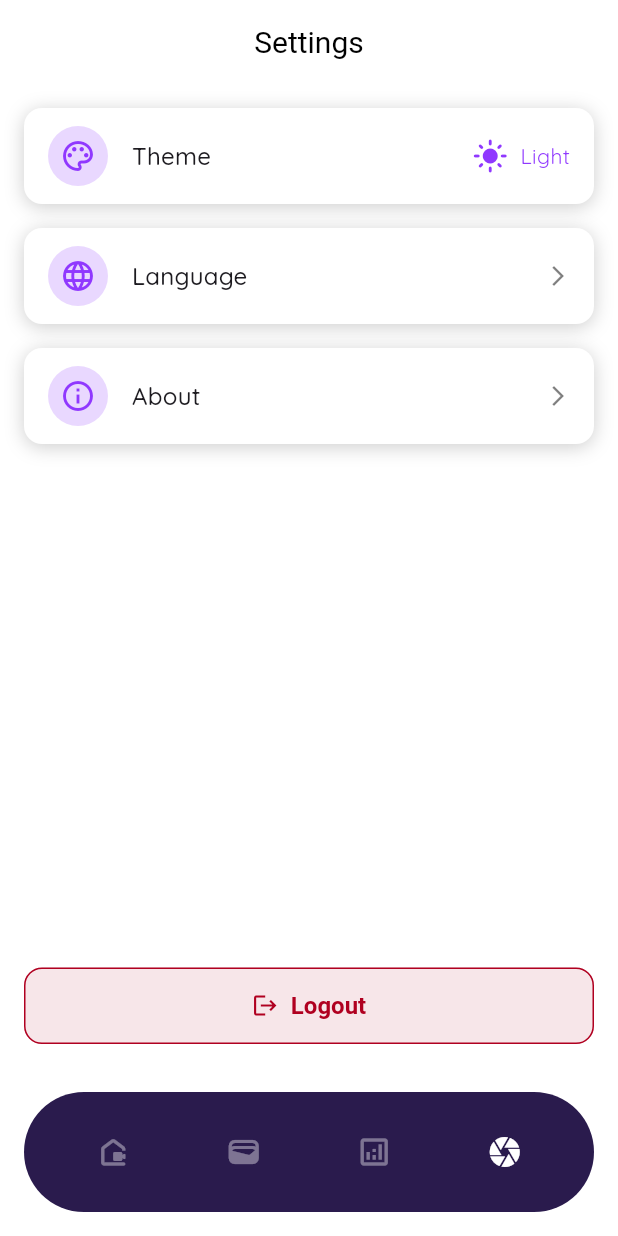
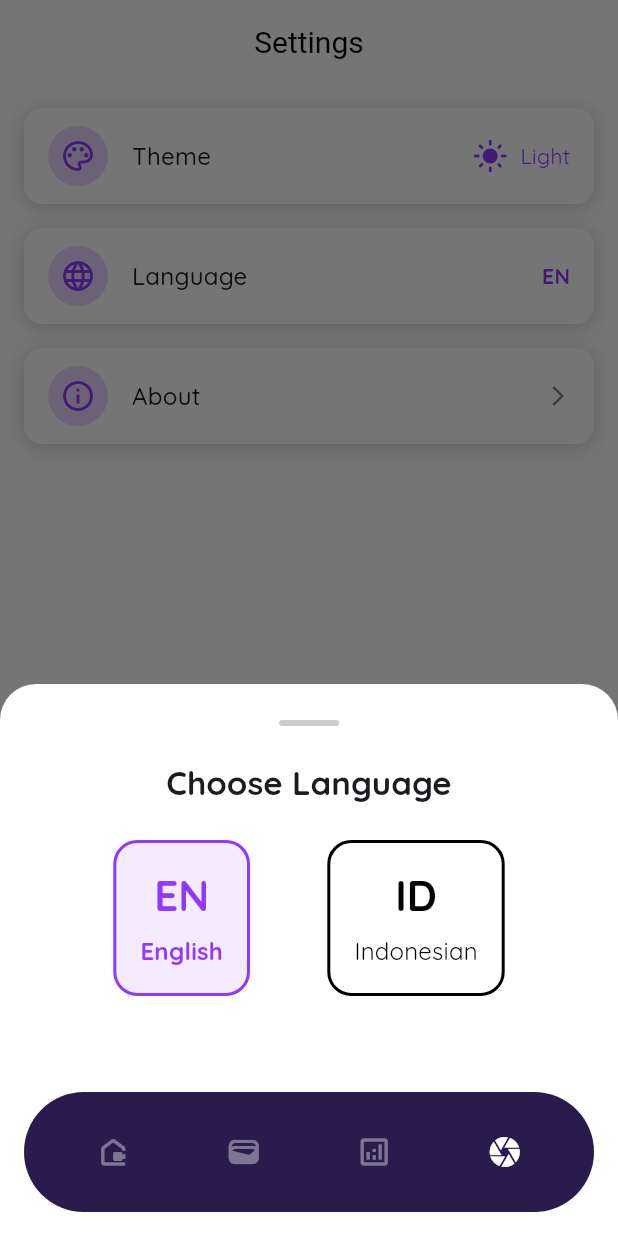
Before and after one commit to Goggxi/zoozi_wallet, a Flutter app: the SettingsPage screen opened by its route, after a tap on "Language", on a phone screen of 412 x 824 dp. Run offline on Flutter 3.47's test engine with Material 3 defaults, Android fonts, the phone set to English and light mode, and no system bars; our stand-ins replace equatable, flutter_bloc, get_it, go_router, google_fonts, injectable and 2 more; accounts and stored records are empty.

Commit message:
implement language repository and bloc

```diff
--- /dev/null
+++ b/lib/features/settings/presentation/bloc/language_event.dart
@@ -0,0 +1,24 @@
+import 'package:equatable/equatable.dart';
+import 'package:flutter/material.dart';
+
+abstract class LanguageEvent extends Equatable {
+  const LanguageEvent();
+
+  @override
+  List<Object> get props => [];
+}
+
+class LoadLanguage extends LanguageEvent {}
+
+class ChangeLanguage extends LanguageEvent {
+  final Locale currentLocale;
+  final Locale newLocale;
+
+  const ChangeLanguage({
+    required this.currentLocale,
+    required this.newLocale,
+  });
+
+  @override
+  List<Object> get props => [currentLocale, newLocale];
+}
--- /dev/null
+++ b/lib/features/settings/presentation/bloc/language_state.dart
@@ -0,0 +1,31 @@
+import 'package:equatable/equatable.dart';
+import 'package:flutter/material.dart';
+
+abstract class LanguageState extends Equatable {
+  const LanguageState();
+
+  @override
+  List<Object> get props => [];
+}
+
+class LanguageInitial extends LanguageState {}
+
+class LanguageLoading extends LanguageState {}
+
+class LanguageLoaded extends LanguageState {
+  final Locale locale;
+
+  const LanguageLoaded(this.locale);
+
+  @override
+  List<Object> get props => [locale];
+}
+
+class LanguageError extends LanguageState {
+  final String message;
+
+  const LanguageError(this.message);
+
+  @override
+  List<Object> get props => [message];
+}
--- a/lib/features/settings/presentation/pages/settings_page.dart
+++ b/lib/features/settings/presentation/pages/settings_page.dart
@@ -4,7 +4,10 @@ import 'package:zoozi_wallet/core/theme/app_theme.dart';
 import 'package:zoozi_wallet/di/di.dart';
 import 'package:zoozi_wallet/features/settings/presentation/bloc/theme_bloc.dart';
 import 'package:zoozi_wallet/features/settings/presentation/bloc/theme_state.dart';
+import 'package:zoozi_wallet/features/settings/presentation/bloc/language_bloc.dart';
+import 'package:zoozi_wallet/features/settings/presentation/bloc/language_state.dart';
 import '../widgets/theme_switch_dialog.dart';
+import '../widgets/language_switch_dialog.dart';
 import 'package:zoozi_wallet/core/utils/extensions/context_extension.dart';
 
 class SettingsPage extends StatelessWidget {
@@ -15,6 +18,7 @@ class SettingsPage extends StatelessWidget {
     final l = context.l10n;
     final theme = Theme.of(context);
     final themeBloc = getIt<ThemeBloc>();
+    final languageBloc = getIt<LanguageBloc>();
 
     return Scaffold(
       appBar: AppBar(title: Text(l.settings)),
@@ -68,12 +72,39 @@ class SettingsPage extends StatelessWidget {
                   },
                 ),
                 const SizedBox(height: 16),
-                _buildSettingItem(
-                  context: context,
-                  icon: Icons.language_outlined,
-                  title: l.language,
-                  onTap: () {
-                    // TODO: Navigate to language settings
+                BlocBuilder<LanguageBloc, LanguageState>(
+                  bloc: languageBloc,
+                  builder: (context, state) {
+                    if (state is LanguageLoaded) {
+                      return _buildSettingItem(
+                        context: context,
+                        icon: Icons.language_outlined,
+                        title: l.language,
+                        trailing: Row(
+                          mainAxisSize: MainAxisSize.min,
+                          children: [
+                            Text(
+                              state.locale.languageCode.toUpperCase(),
+                              style: TextStyle(
+                                color: theme.colorScheme.primary,
+                                fontWeight: FontWeight.bold,
+                              ),
+                            ),
+                          ],
+                        ),
+                        onTap: () {
+                          showModalBottomSheet(
+                            context: context,
+                            builder: (_) => LanguageSwitchDialog(
+                              languageBloc: languageBloc,
+                            ),
+                            backgroundColor: Colors.transparent,
+                            isScrollControlled: true,
+                          );
+                        },
+                      );
+                    }
+                    return const SizedBox.shrink();
                   },
                 ),
                 const SizedBox(height: 16),
--- /dev/null
+++ b/lib/features/settings/presentation/widgets/language_switch_dialog.dart
@@ -0,0 +1,157 @@
+import 'package:flutter/material.dart';
+import 'package:flutter_bloc/flutter_bloc.dart';
+import '../../../../core/utils/extensions/context_extension.dart';
+import '../bloc/language_bloc.dart';
+import '../bloc/language_event.dart';
+import '../bloc/language_state.dart';
+
+class LanguageSwitchDialog extends StatelessWidget {
+  final LanguageBloc languageBloc;
+
+  const LanguageSwitchDialog({super.key, required this.languageBloc});
+
+  @override
+  Widget build(BuildContext context) {
+    final l = context.l10n;
+    final theme = Theme.of(context);
+
+    return BlocBuilder<LanguageBloc, LanguageState>(
+      bloc: languageBloc,
+      builder: (context, state) {
+        if (state is LanguageLoaded) {
+          final currentLocale = state.locale;
+          return Container(
+            padding: const EdgeInsets.all(24),
+            decoration: BoxDecoration(
+              color: theme.colorScheme.surface,
+              borderRadius:
+                  const BorderRadius.vertical(top: Radius.circular(24)),
+            ),
+            child: Column(
+              mainAxisSize: MainAxisSize.min,
+              children: [
+                Container(
+                  width: 40,
+                  height: 4,
+                  decoration: BoxDecoration(
+                    color: theme.colorScheme.onSurface.withAlpha(50),
+                    borderRadius: BorderRadius.circular(2),
+                  ),
+                ),
+                const SizedBox(height: 24),
+                Text(
+                  l.chooseLanguage,
+                  style: theme.textTheme.titleLarge?.copyWith(
+                    fontWeight: FontWeight.bold,
+                  ),
+                ),
+                const SizedBox(height: 24),
+                Row(
+                  mainAxisAlignment: MainAxisAlignment.spaceEvenly,
+                  children: [
+                    _LanguageOption(
+                      title: l.english,
+                      languageCode: 'en',
+                      isSelected: currentLocale.languageCode == 'en',
+                      onTap: () {
+                        if (currentLocale.languageCode != 'en') {
+                          languageBloc.add(
+                            ChangeLanguage(
+                              currentLocale: currentLocale,
+                              newLocale: const Locale('en'),
+                            ),
+                          );
+                        }
+                        Navigator.pop(context);
+                      },
+                      theme: theme,
+                    ),
+                    _LanguageOption(
+                      title: l.indonesian,
+                      languageCode: 'id',
+                      isSelected: currentLocale.languageCode == 'id',
+                      onTap: () {
+                        if (currentLocale.languageCode != 'id') {
+                          languageBloc.add(
+                            ChangeLanguage(
+                              currentLocale: currentLocale,
+                              newLocale: const Locale('id'),
+                            ),
+                          );
+                        }
+                        Navigator.pop(context);
+                      },
+                      theme: theme,
+                    ),
+                  ],
+                ),
+                const SizedBox(height: 24),
+              ],
+            ),
+          );
+        }
+        return const SizedBox.shrink();
+      },
+    );
+  }
+}
+
+class _LanguageOption extends StatelessWidget {
+  final String title;
+  final String languageCode;
+  final bool isSelected;
+  final VoidCallback onTap;
+  final ThemeData theme;
+
+  const _LanguageOption({
+    required this.title,
+    required this.languageCode,
+    required this.isSelected,
+    required this.onTap,
+    required this.theme,
+  });
+
+  @override
+  Widget build(BuildContext context) {
+    return InkWell(
+      onTap: onTap,
+      borderRadius: BorderRadius.circular(16),
+      child: Container(
+        padding: const EdgeInsets.all(16),
+        decoration: BoxDecoration(
+          color: isSelected ? theme.colorScheme.primary.withAlpha(25) : null,
+          borderRadius: BorderRadius.circular(16),
+          border: Border.all(
+            color: isSelected
+                ? theme.colorScheme.primary
+                : theme.colorScheme.outline,
+            width: 2,
+          ),
+        ),
+        child: Column(
+          children: [
+            Text(
+              languageCode.toUpperCase(),
+              style: theme.textTheme.headlineMedium?.copyWith(
+                color: isSelected
+                    ? theme.colorScheme.primary
+                    : theme.colorScheme.onSurfaceVariant,
+                fontWeight: FontWeight.bold,
+              ),
+            ),
+            const SizedBox(height: 8),
+            Text(
+              title,
+              style: theme.textTheme.titleMedium?.copyWith(
+                color: isSelected
+                    ? theme.colorScheme.primary
+                    : theme.colorScheme.onSurfaceVariant,
+                fontWeight: isSelected ? FontWeight.bold : FontWeight.normal,
+              ),
+            ),
+          ],
+        ),
+      ),
+    );
+  }
+}
--- a/lib/l10n/app_en.arb
+++ b/lib/l10n/app_en.arb
@@ -207,6 +207,27 @@
     "description": "Error message for cache clear operation"
   },
   "light": "Light",
+  "@light": {
+    "description": "Light theme option"
+  },
   "dark": "Dark",
-  "chooseTheme": "Choose Theme"
+  "@dark": {
+    "description": "Dark theme option"
+  },
+  "chooseTheme": "Choose Theme",
+  "@chooseTheme": {
+    "description": "Theme selection dialog title"
+  },
+  "chooseLanguage": "Choose Language",
+  "@chooseLanguage": {
+    "description": "Language selection dialog title"
+  },
+  "english": "English",
+  "@english": {
+    "description": "English language option"
+  },
+  "indonesian": "Indonesian",
+  "@indonesian": {
+    "description": "Indonesian language option"
+  }
 }
--- a/lib/l10n/app_id.arb
+++ b/lib/l10n/app_id.arb
@@ -207,6 +207,27 @@
     "description": "Error message for cache clear operation"
   },
   "light": "Terang",
+  "@light": {
+    "description": "Light theme option"
+  },
   "dark": "Gelap",
-  "chooseTheme": "Pilih Tema"
+  "@dark": {
+    "description": "Dark theme option"
+  },
+  "chooseTheme": "Pilih Tema",
+  "@chooseTheme": {
+    "description": "Theme selection dialog title"
+  },
+  "chooseLanguage": "Pilih Bahasa",
+  "@chooseLanguage": {
+    "description": "Language selection dialog title"
+  },
+  "english": "Bahasa Inggris",
+  "@english": {
+    "description": "English language option"
+  },
+  "indonesian": "Bahasa Indonesia",
+  "@indonesian": {
+    "description": "Indonesian language option"
+  }
 }
--- a/lib/l10n/app_localizations.dart
+++ b/lib/l10n/app_localizations.dart
@@ -380,23 +380,41 @@ abstract class AppLocalizations {
   /// **'Failed to clear storage data.'**
   String get cacheClearError;
 
-  /// No description provided for @light.
+  /// Light theme option
   ///
   /// In en, this message translates to:
   /// **'Light'**
   String get light;
 
-  /// No description provided for @dark.
+  /// Dark theme option
   ///
   /// In en, this message translates to:
   /// **'Dark'**
   String get dark;
 
-  /// No description provided for @chooseTheme.
+  /// Theme selection dialog title
   ///
   /// In en, this message translates to:
   /// **'Choose Theme'**
   String get chooseTheme;
+
+  /// Language selection dialog title
+  ///
+  /// In en, this message translates to:
+  /// **'Choose Language'**
+  String get chooseLanguage;
+
+  /// English language option
+  ///
+  /// In en, this message translates to:
+  /// **'English'**
+  String get english;
+
+  /// Indonesian language option
+  ///
+  /// In en, this message translates to:
+  /// **'Indonesian'**
+  String get indonesian;
 }
 
 class _AppLocalizationsDelegate
--- a/lib/l10n/app_localizations_en.dart
+++ b/lib/l10n/app_localizations_en.dart
@@ -170,4 +170,13 @@ class AppLocalizationsEn extends AppLocalizations {
 
   @override
   String get chooseTheme => 'Choose Theme';
+
+  @override
+  String get chooseLanguage => 'Choose Language';
+
+  @override
+  String get english => 'English';
+
+  @override
+  String get indonesian => 'Indonesian';
 }
--- a/lib/l10n/app_localizations_id.dart
+++ b/lib/l10n/app_localizations_id.dart
@@ -172,4 +172,13 @@ class AppLocalizationsId extends AppLocalizations {
 
   @override
   String get chooseTheme => 'Pilih Tema';
+
+  @override
+  String get chooseLanguage => 'Pilih Bahasa';
+
+  @override
+  String get english => 'Bahasa Inggris';
+
+  @override
+  String get indonesian => 'Bahasa Indonesia';
 }
```
Also changed, not shown: lib/features/settings/domain/repositories/language_repository.dart (added, +28 -0 lines), lib/features/settings/presentation/bloc/language_bloc.dart (added, +40 -0 lines), lib/main.dart (+13 -0 lines), lib/di/di.config.dart.
